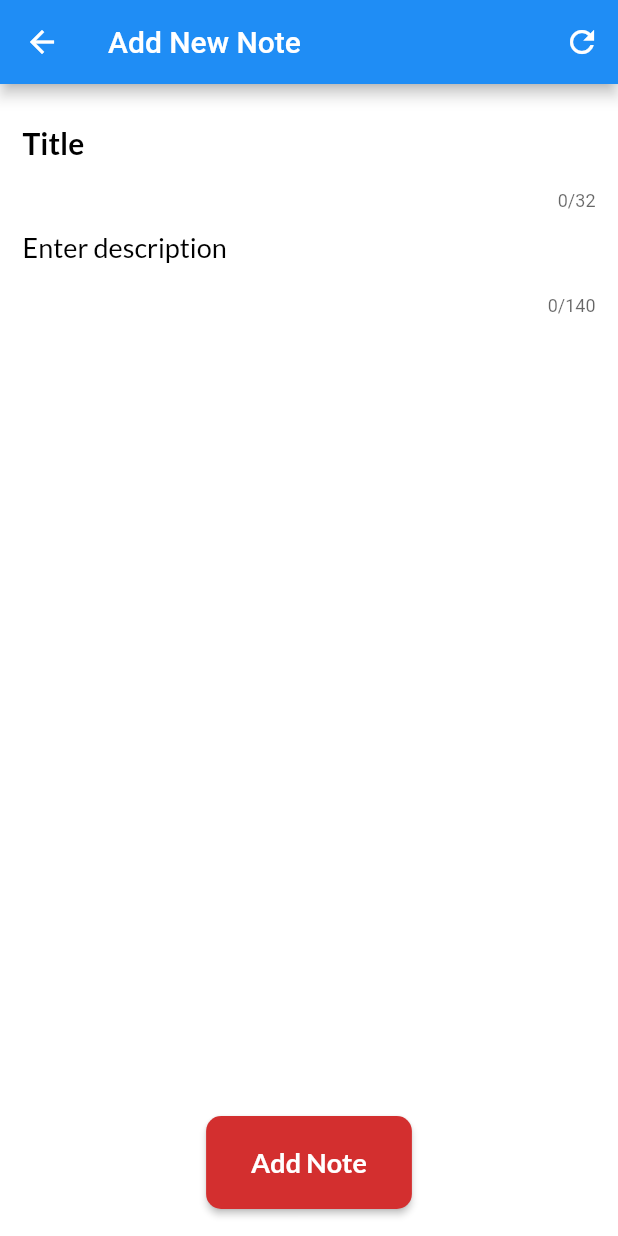
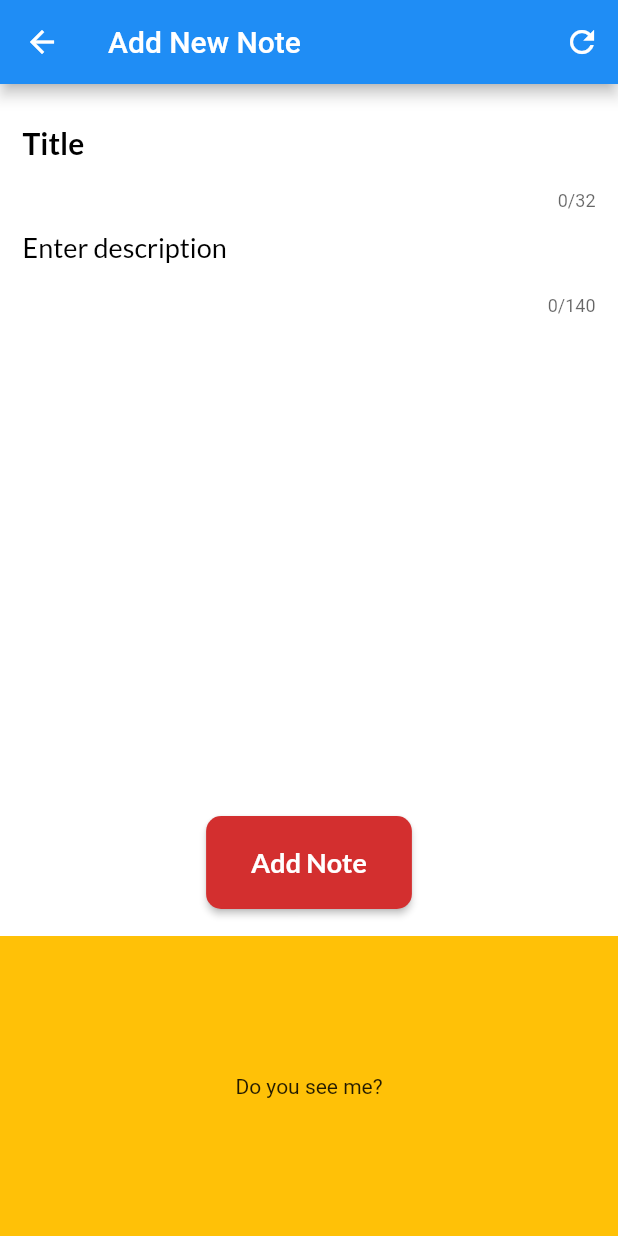
Before and after one commit to AndroidKotlinID/bwa-flutter-provider, a Flutter app: the AddScreenPage screen opened directly, on a phone screen of 412 x 824 dp. Run offline on Flutter 3.47's test engine with Material 2 defaults, Android fonts, the light colour scheme and no system bars; our stand-ins replace google_fonts.

Commit message:
Update addnote screen

```diff
--- a/lib/screens/addnote_screen.dart
+++ b/lib/screens/addnote_screen.dart
@@ -196,6 +196,14 @@ class _AddScreenPageState extends State<AddScreenPage> {
             ),
             const SizedBox(
               height: 18,
+            ),
+            Center(
+              // https://medium.com/flutter-community/why-every-flutter-dev-should-care-about-buildcontext-8a3ad5305080
+              child: Builder(
+                builder: (buildercontext) {
+                  return const SnackBarContent();
+                },
+              ),
             )
           ],
         ),
@@ -203,3 +211,18 @@ class _AddScreenPageState extends State<AddScreenPage> {
     );
   }
 }
+
+class SnackBarContent extends StatelessWidget {
+  const SnackBarContent({Key? key}) : super(key: key);
+
+  @override
+  Widget build(BuildContext context) {
+    return Container(
+      height: 200,
+      color: Colors.amber,
+      child: const Center(
+        child: Text("Do you see me?"),
+      ),
+    );
+  }
+}
```
